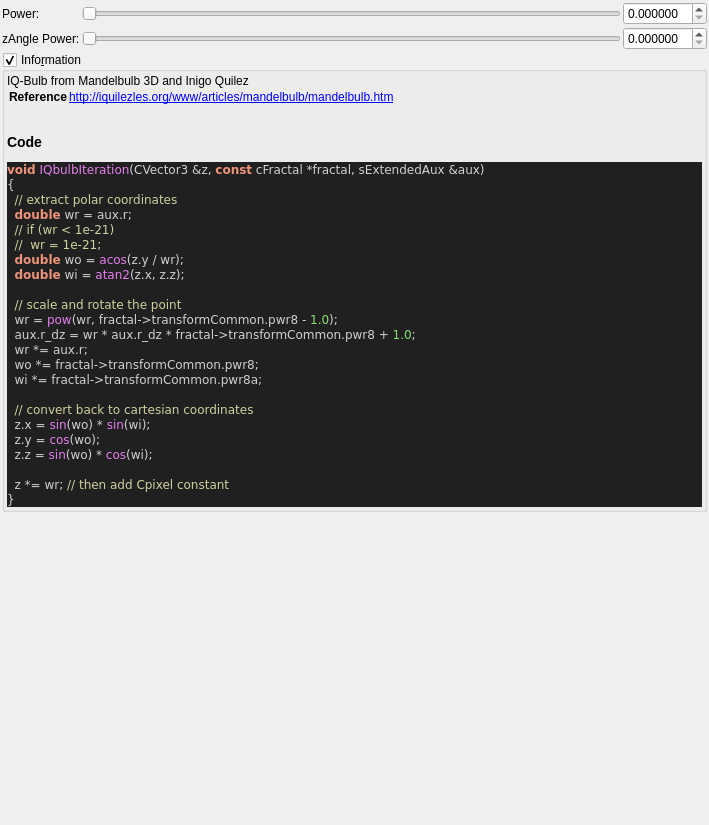
Above: mandelbulber2/qt_data/fractal_iq_bulb.ui from buddhi1980/mandelbulber2 before the change. Below: the same form after it.
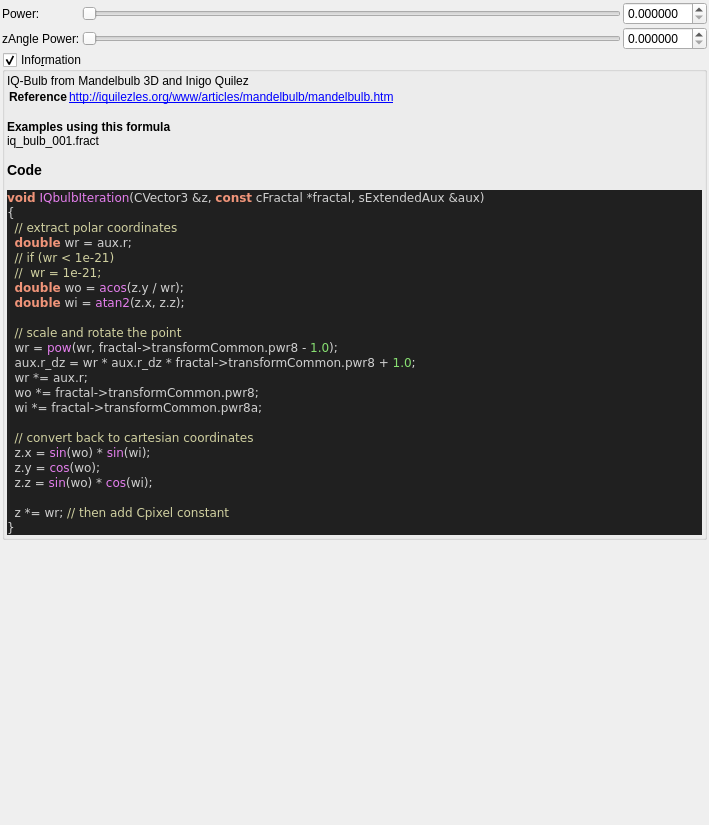
That is the form after the change. Custom widgets are drawn as their Qt base class.

Commit message:
ui information - added example occurrences
now every formula, which is used in an example file, will display a list
of the example files in the information box. A maximum of 5 occurences is
displayed.
The script also outputs, which formulas do not yet have any example
files.

Patch:
```diff
--- a/mandelbulber2/qt_data/fractal_iq_bulb.ui
+++ b/mandelbulber2/qt_data/fractal_iq_bulb.ui
@@ -178,7 +178,7 @@
 &lt;tr&gt;&lt;th&gt;Reference&lt;/th&gt;&lt;td&gt;&lt;a href=&quot;http://iquilezles.org/www/articles/mandelbulb/mandelbulb.htm&quot;&gt;http://iquilezles.org/www/articles/mandelbulb/mandelbulb.htm&lt;br&gt;
 &lt;/td&gt;&lt;/tr&gt;
 &lt;/table&gt;
-&lt;h3&gt;Code&lt;/h3&gt;
+&lt;b&gt;Examples using this formula&lt;/b&gt;&lt;br&gt;iq_bulb_001.fract&lt;h3&gt;Code&lt;/h3&gt;
 &lt;body style=&quot;background-color:#202020&quot;&gt;
 &lt;pre style=&quot;color:#d0d0d0; background-color:#202020;  font-family:'Courier New',monospace;&quot;&gt;&lt;span style=&quot;color:#f09479; font-weight:bold&quot;&gt;void&lt;/span&gt; &lt;span style=&quot;color:#e47eed&quot;&gt;IQbulbIteration&lt;/span&gt;&lt;span style=&quot;color:#d0d0d0&quot;&gt;(&lt;/span&gt;CVector3 &lt;span style=&quot;color:#d0d0d0&quot;&gt;&amp;amp;&lt;/span&gt;z&lt;span style=&quot;color:#d0d0d0&quot;&gt;,&lt;/span&gt; &lt;span style=&quot;color:#f09479; font-weight:bold&quot;&gt;const&lt;/span&gt; cFractal &lt;span style=&quot;color:#d0d0d0&quot;&gt;*&lt;/span&gt;fractal&lt;span style=&quot;color:#d0d0d0&quot;&gt;,&lt;/span&gt; sExtendedAux &lt;span style=&quot;color:#d0d0d0&quot;&gt;&amp;amp;&lt;/span&gt;aux&lt;span style=&quot;color:#d0d0d0&quot;&gt;)&lt;/span&gt;
 &lt;span style=&quot;color:#d0d0d0&quot;&gt;{&lt;/span&gt;
```
The commit also changes 59 other files.
